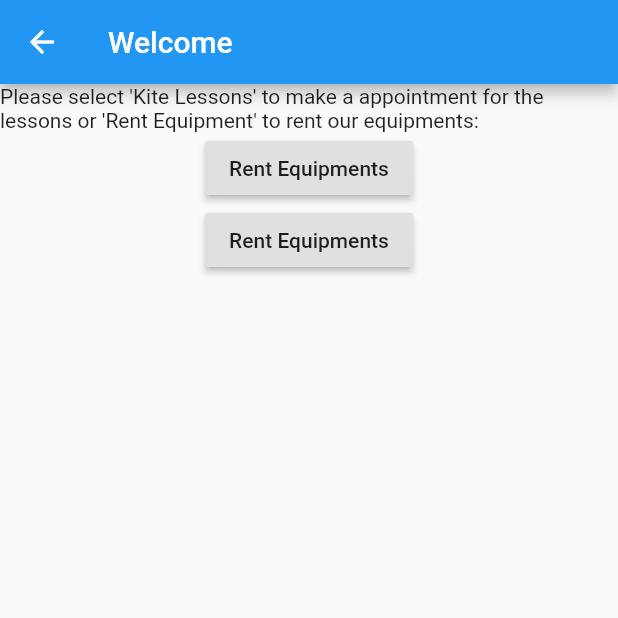
After one commit to guluutku/firebase_learn, a Flutter app: the screen it shows after launch, after a tap on "Continue Anonymously", on a phone screen of 412 x 824 dp, the top half of it. The commit adds this screen. Run offline on Flutter 3.47's test engine with Material 2 defaults, Android fonts, the phone set to English and light mode, and no system bars; our stand-ins replace cloud_firestore, firebase_auth; accounts and stored records are empty.

Commit message:
sign_up sign_in

```diff
--- /dev/null
+++ b/lib/Pages/Anonymous/anonymousPage.dart
@@ -0,0 +1,46 @@
+import 'package:cloud_firestore/cloud_firestore.dart';
+import 'package:flutter/material.dart';
+import 'package:flutterfbconn/Pages/Anonymous/rentEquipment.dart';
+
+class AnonymouslyPage extends StatefulWidget {
+  @override
+  _AnonymouslyPageState createState() => _AnonymouslyPageState();
+}
+
+class _AnonymouslyPageState extends State<AnonymouslyPage> {
+  @override
+  Widget build(BuildContext context) {
+    return Scaffold(
+      appBar: AppBar(
+        title: Text('Welcome'),
+      ),
+      body: Center(
+        child: Column(
+          children: <Widget>[
+            Text("Please select 'Kite Lessons' to make a appointment for the lessons "
+                "or 'Rent Equipment' to rent our equipments:"),
+
+            RaisedButton(
+              onPressed: () {
+                Navigator.push(
+                    context,
+                    MaterialPageRoute(builder: (context) => RentalAnon())
+                );
+              },
+              child: Text('Rent Equipments'),
+            ),
+
+            RaisedButton(
+              onPressed: () {
+                // Dersleralmaya git
+              },
+              child: Text('Rent Equipments'),
+            ),
+
+
+          ],
+        ),
+      ),
+    );
+  }
+}
--- a/lib/Pages/Setup/welcome.dart
+++ b/lib/Pages/Setup/welcome.dart
@@ -2,6 +2,7 @@ import 'package:flutter/material.dart';
 import 'package:firebase_auth/firebase_auth.dart';
 
 import 'package:flutterfbconn/Pages/Setup/signUp.dart';
+import '../Anonymous/anonymousPage.dart';
 import '../home.dart';
 
 class WelcomePage extends StatefulWidget {
@@ -64,6 +65,13 @@ class _WelcomePageState extends State<WelcomePage> {
             onPressed: signUp,
             child: Text('sign-up'),
           ),
+
+          RaisedButton(
+            onPressed: (){
+              Navigator.push(context, MaterialPageRoute(builder: (context) => AnonymouslyPage()));
+            },
+            child: Text('Continue Anonymously'),
+          ),
         ],
       ),
       ),
--- a/lib/main.dart
+++ b/lib/main.dart
@@ -1,5 +1,6 @@
 import 'package:flutter/material.dart';
 import 'package:flutterfbconn/Pages/Setup/welcome.dart';
+import 'package:cloud_firestore/cloud_firestore.dart';
 
 void main() => runApp(MyApp());
 
--- a/pubspec.yaml
+++ b/pubspec.yaml
@@ -28,7 +28,7 @@ dev_dependencies:
   flutter_test:
     sdk: flutter
   firebase_auth: ^0.16.0
-
+  cloud_firestore: ^0.13.5
 
 # For information on the generic Dart part of this file, see the
 # following page: https://dart.dev/tools/pub/pubspec
```
Also changed, not shown: lib/Pages/Anonymous/rentEquipment.dart (added, +27 -0 lines), lib/Pages/home.dart (+8 -6 lines), pubspec.lock, 1 other file.
